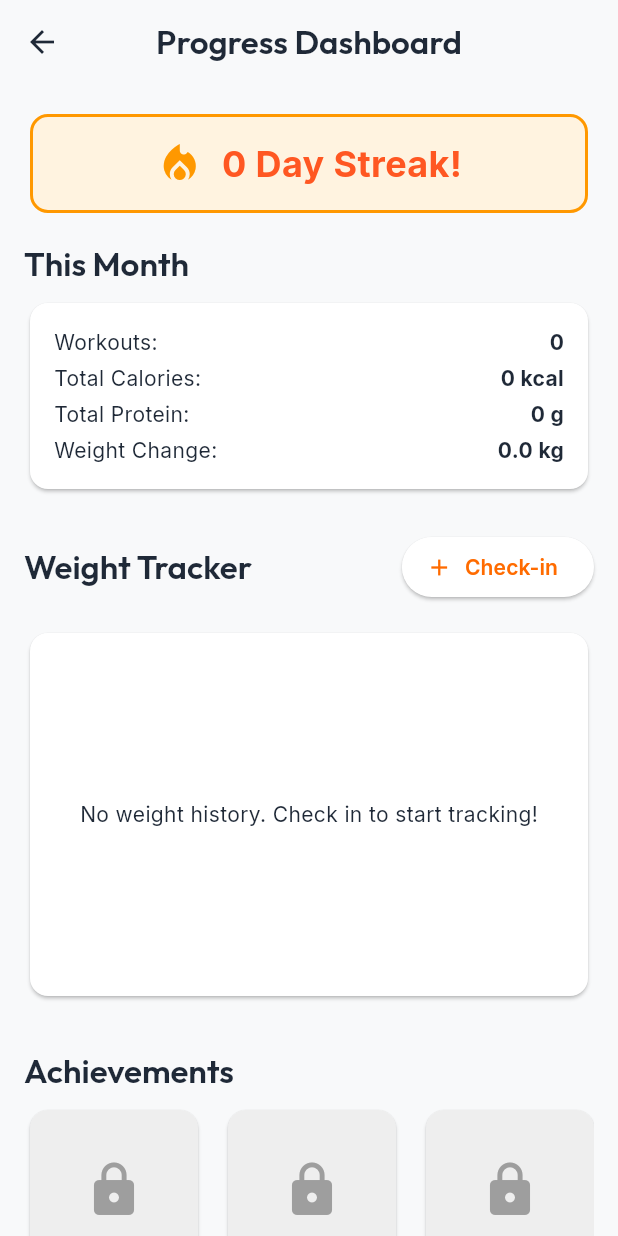
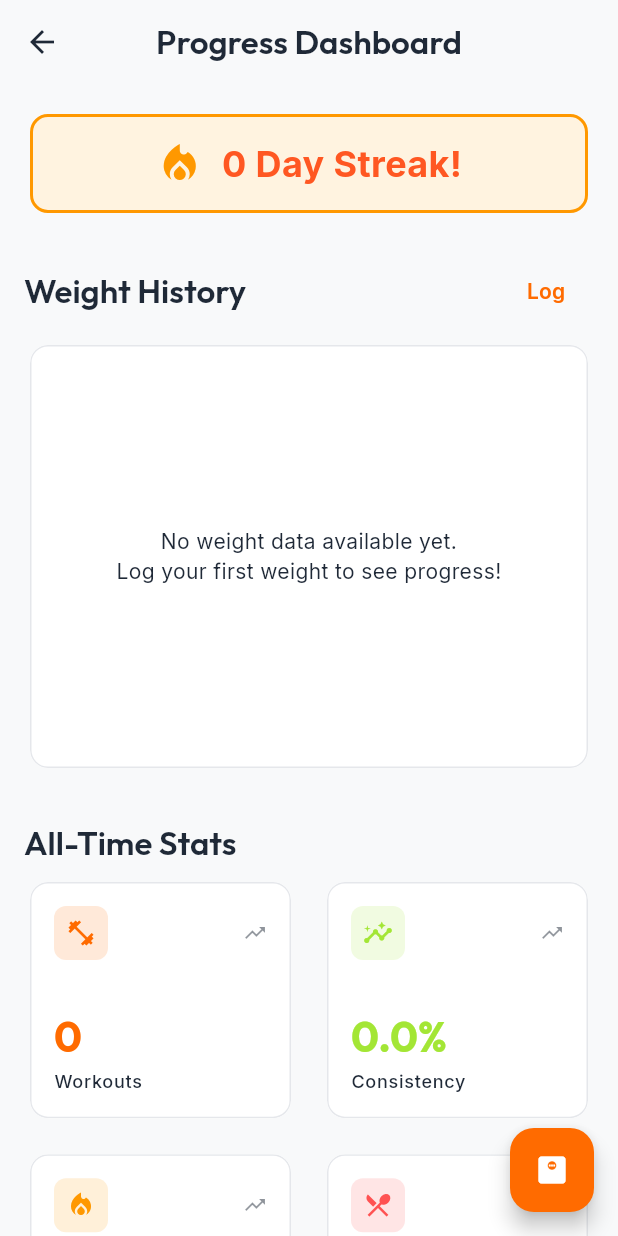
Before and after one commit to thanseer02/fitness_app, a Flutter app: the ProgressTab screen opened directly, on a phone screen of 412 x 824 dp. Run offline on Flutter 3.47's test engine with Material 3 defaults, Android fonts, the phone set to English and light mode, and no system bars; our stand-ins replace fl_chart, flutter_local_notifications, google_fonts, isar, timezone; accounts and stored records are empty; generated files the repository leaves out were written again.

Commit message:
feat: add log weight bottom sheet and redesign progress dashboard UI

```diff
--- a/lib/features/progress/view/progress_tab.dart
+++ b/lib/features/progress/view/progress_tab.dart
@@ -1,19 +1,32 @@
 import 'package:flutter/material.dart';
 import 'package:provider/provider.dart';
 import 'package:fitjourney/features/progress/viewmodel/progress_viewmodel.dart';
-import 'package:fitjourney/features/progress/view/weekly_check_in_screen.dart';
+import 'package:fitjourney/core/theme/app_colors.dart';
+import 'package:fitjourney/core/theme/app_constants.dart';
+import 'package:fitjourney/shared/widgets/app_card.dart';
+import 'package:fitjourney/shared/widgets/section_header.dart';
 
 import 'widgets/current_streak_card.dart';
-import 'widgets/monthly_summary_card.dart';
 import 'widgets/weight_tracker_chart.dart';
 import 'widgets/achievements_list.dart';
+import 'widgets/log_weight_sheet.dart';
 
 class ProgressTab extends StatelessWidget {
   const ProgressTab({super.key});
 
+  void _openLogWeightSheet(BuildContext context) {
+    showModalBottomSheet(
+      context: context,
+      isScrollControlled: true,
+      backgroundColor: Colors.transparent,
+      builder: (_) => const LogWeightSheet(),
+    );
+  }
+
   @override
   Widget build(BuildContext context) {
     final viewModel = context.watch<ProgressViewModel>();
+    final theme = Theme.of(context);
 
     return Scaffold(
       appBar: AppBar(title: const Text('Progress Dashboard')),
@@ -28,103 +41,120 @@ class ProgressTab extends StatelessWidget {
           }
 
           return SingleChildScrollView(
-            padding: const EdgeInsets.all(16),
+            padding: const EdgeInsets.all(AppSpacing.md),
             child: Column(
               crossAxisAlignment: CrossAxisAlignment.stretch,
               children: [
                 if (viewModel.streakData != null)
                   CurrentStreakCard(streakData: viewModel.streakData!),
-                const SizedBox(height: 16),
+                const SizedBox(height: AppSpacing.lg),
 
-                Text('This Month', style: Theme.of(context).textTheme.titleLarge),
-                const SizedBox(height: 8),
-                if (viewModel.monthlySummary != null)
-                  MonthlySummaryCard(summary: viewModel.monthlySummary!),
-                const SizedBox(height: 24),
-
-                Row(
-                  mainAxisAlignment: MainAxisAlignment.spaceBetween,
-                  children: [
-                    Text('Weight Tracker', style: Theme.of(context).textTheme.titleLarge),
-                    ElevatedButton.icon(
-                      onPressed: () {
-                        Navigator.of(context).push(
-                          MaterialPageRoute(builder: (_) => const WeeklyCheckInScreen()),
-                        );
-                      },
-                      icon: const Icon(Icons.add),
-                      label: const Text('Check-in'),
+                // Weight Tracker Chart
+                SectionHeader(
+                  title: 'Weight History',
+                  actionLabel: 'Log',
+                  onActionPressed: () => _openLogWeightSheet(context),
                 ),
-                  ],
-                ),
-                const SizedBox(height: 16),
-                SizedBox(
+                const SizedBox(height: AppSpacing.sm),
+                AppCard(
+                  padding: const EdgeInsets.all(AppSpacing.md),
+                  child: SizedBox(
                     height: 250,
-                  child: Card(
-                    child: Padding(
-                      padding: const EdgeInsets.all(16.0),
                     child: WeightTrackerChart(entries: viewModel.weightHistory),
                   ),
                 ),
-                ),
-                const SizedBox(height: 32),
+                const SizedBox(height: AppSpacing.xl),
 
-                Text('Achievements', style: Theme.of(context).textTheme.titleLarge),
-                const SizedBox(height: 8),
-                AchievementsList(achievements: viewModel.achievements),
-                const SizedBox(height: 32),
-
-                Text('All-Time Stats', style: Theme.of(context).textTheme.titleLarge),
-                const SizedBox(height: 16),
+                // Stat Grid
+                const SectionHeader(title: 'All-Time Stats'),
+                const SizedBox(height: AppSpacing.sm),
                 if (viewModel.stats != null)
                   GridView.count(
                     crossAxisCount: 2,
                     shrinkWrap: true,
                     physics: const NeverScrollableScrollPhysics(),
-                    crossAxisSpacing: 16,
-                    mainAxisSpacing: 16,
-                    childAspectRatio: 1.2,
+                    crossAxisSpacing: AppSpacing.md,
+                    mainAxisSpacing: AppSpacing.md,
+                    childAspectRatio: 1.1,
                     children: [
-                      _StatCard(title: 'Workouts\nCompleted', value: '${viewModel.stats!.totalWorkouts}', color: Colors.purple),
-                      _StatCard(title: '30-Day\nConsistency', value: '${viewModel.stats!.workoutConsistencyPercentage.toStringAsFixed(1)}%', color: Colors.green),
-                      _StatCard(title: 'Avg Daily\nCalories', value: viewModel.stats!.avgDailyCalories.toStringAsFixed(0), color: Colors.orange),
-                      _StatCard(title: 'Avg Daily\nProtein', value: '${viewModel.stats!.avgDailyProtein.toStringAsFixed(0)}g', color: Colors.red),
+                      _buildStatGridCard(
+                        context,
+                        'Workouts',
+                        '${viewModel.stats!.totalWorkouts}',
+                        Icons.fitness_center,
+                        AppColors.primary,
+                      ),
+                      _buildStatGridCard(
+                        context,
+                        'Consistency',
+                        '${viewModel.stats!.workoutConsistencyPercentage.toStringAsFixed(1)}%',
+                        Icons.insights,
+                        AppColors.secondary,
+                      ),
+                      _buildStatGridCard(
+                        context,
+                        'Avg Calories',
+                        viewModel.stats!.avgDailyCalories.toStringAsFixed(0),
+                        Icons.local_fire_department,
+                        Colors.orange,
+                      ),
+                      _buildStatGridCard(
+                        context,
+                        'Avg Protein',
+                        '${viewModel.stats!.avgDailyProtein.toStringAsFixed(0)}g',
+                        Icons.restaurant_menu,
+                        Colors.redAccent,
+                      ),
                     ],
                   ),
+                const SizedBox(height: AppSpacing.xl),
+
+                // Achievements
+                const SectionHeader(title: 'Achievements'),
+                const SizedBox(height: AppSpacing.sm),
+                AchievementsList(achievements: viewModel.achievements),
+                const SizedBox(height: AppSpacing.xl),
               ],
             ),
           );
         }
       ),
+      floatingActionButton: FloatingActionButton(
+        onPressed: () => _openLogWeightSheet(context),
+        backgroundColor: AppColors.primary,
+        foregroundColor: theme.colorScheme.onPrimary,
+        child: const Icon(Icons.monitor_weight),
+      ),
     );
   }
-}
 
-class _StatCard extends StatelessWidget {
-  final String title;
-  final String value;
-  final Color color;
-
-  const _StatCard({required this.title, required this.value, required this.color});
-
-  @override
-  Widget build(BuildContext context) {
-    return Card(
-      elevation: 2,
-      child: Container(
-        decoration: BoxDecoration(
-          borderRadius: BorderRadius.circular(12),
-          border: Border(bottom: BorderSide(color: color, width: 4)),
-        ),
-        padding: const EdgeInsets.all(16.0),
+  Widget _buildStatGridCard(BuildContext context, String title, String value, IconData icon, Color color) {
+    final theme = Theme.of(context);
+    return AppCard(
+      padding: const EdgeInsets.all(AppSpacing.md),
       child: Column(
         mainAxisAlignment: MainAxisAlignment.center,
+        crossAxisAlignment: CrossAxisAlignment.start,
         children: [
-            Text(value, style: TextStyle(fontSize: 28, fontWeight: FontWeight.bold, color: color)),
-            const SizedBox(height: 8),
-            Text(title, textAlign: TextAlign.center, style: const TextStyle(fontSize: 14)),
+          Row(
+            children: [
+              Container(
+                padding: const EdgeInsets.all(8),
+                decoration: BoxDecoration(
+                  color: color.withOpacity(0.15),
+                  borderRadius: AppRadius.smRadius,
+                ),
+                child: Icon(icon, color: color, size: 20),
+              ),
+              const Spacer(),
+              Icon(Icons.trending_up, color: theme.colorScheme.onSurfaceVariant.withOpacity(0.5), size: 16),
             ],
           ),
+          const Spacer(),
+          Text(value, style: theme.textTheme.headlineMedium?.copyWith(fontWeight: FontWeight.bold, color: color)),
+          const SizedBox(height: AppSpacing.xs),
+          Text(title, style: theme.textTheme.labelMedium?.copyWith(color: theme.colorScheme.onSurfaceVariant)),
+        ],
       ),
     );
   }
--- a/lib/features/progress/view/widgets/weight_tracker_chart.dart
+++ b/lib/features/progress/view/widgets/weight_tracker_chart.dart
@@ -1,6 +1,9 @@
 import 'package:flutter/material.dart';
 import 'package:fl_chart/fl_chart.dart';
 import 'package:fitjourney/models/weight_entry.dart';
+import 'package:fitjourney/core/theme/app_colors.dart';
+import 'package:fitjourney/core/theme/app_constants.dart';
+import 'package:intl/intl.dart';
 
 class WeightTrackerChart extends StatelessWidget {
   final List<WeightEntry> entries;
@@ -9,51 +12,130 @@ class WeightTrackerChart extends StatelessWidget {
 
   @override
   Widget build(BuildContext context) {
+    final theme = Theme.of(context);
     if (entries.isEmpty) {
-      return const Center(child: Text('No weight history. Check in to start tracking!'));
+      return Center(
+        child: Text(
+          'No weight data available yet.\nLog your first weight to see progress!',
+          textAlign: TextAlign.center,
+          style: theme.textTheme.bodyMedium?.copyWith(color: theme.colorScheme.onSurfaceVariant),
+        ),
+      );
     }
 
-    final spots = entries.asMap().entries.map((e) {
-      return FlSpot(e.key.toDouble(), e.value.weight);
+    final sortedEntries = List<WeightEntry>.from(entries)..sort((a, b) => a.date.compareTo(b.date));
+
+    // Convert dates to x values (e.g. days since first entry)
+    final firstDate = sortedEntries.first.date;
+    final spots = sortedEntries.map((e) {
+      final days = e.date.difference(firstDate).inDays.toDouble();
+      return FlSpot(days, e.weight);
     }).toList();
 
-    double minW = entries.map((e) => e.weight).reduce((a, b) => a < b ? a : b) - 5;
-    double maxW = entries.map((e) => e.weight).reduce((a, b) => a > b ? a : b) + 5;
+    final minX = spots.first.x;
+    final maxX = spots.last.x;
+    final minY = spots.map((e) => e.y).reduce((a, b) => a < b ? a : b) - 2;
+    final maxY = spots.map((e) => e.y).reduce((a, b) => a > b ? a : b) + 2;
 
-    return LineChart(
-      LineChartData(
-        minY: minW > 0 ? minW : 0,
-        maxY: maxW,
-        lineBarsData: [
-          LineChartBarData(
-            spots: spots,
-            isCurved: true,
-            color: Colors.blue,
-            barWidth: 3,
-            dotData: const FlDotData(show: true),
-          ),
-        ],
-        titlesData: FlTitlesData(
-          bottomTitles: AxisTitles(
-            sideTitles: SideTitles(
-              showTitles: true,
-              getTitlesWidget: (value, meta) {
-                if (value.toInt() >= 0 && value.toInt() < entries.length) {
-                  final date = entries[value.toInt()].date;
-                  return Padding(
-                    padding: const EdgeInsets.only(top: 8.0),
-                    child: Text('${date.day}/${date.month}', style: const TextStyle(fontSize: 10)),
+    return Padding(
+      padding: const EdgeInsets.only(right: AppSpacing.md, top: AppSpacing.sm, bottom: AppSpacing.sm),
+      child: LineChart(
+        LineChartData(
+          minX: minX,
+          maxX: maxX == minX ? maxX + 1 : maxX, // Avoid division by zero if only 1 entry
+          minY: minY,
+          maxY: maxY,
+          lineTouchData: LineTouchData(
+            touchTooltipData: LineTouchTooltipData(
+              getTooltipColor: (touchedSpot) => theme.colorScheme.surface,
+              getTooltipItems: (touchedSpots) {
+                return touchedSpots.map((spot) {
+                  final entry = sortedEntries[spot.spotIndex];
+                  final dateStr = DateFormat('MMM d').format(entry.date);
+                  return LineTooltipItem(
+                    '${spot.y} kg\n$dateStr',
+                    theme.textTheme.labelMedium!.copyWith(fontWeight: FontWeight.bold),
                   );
-                }
-                return const SizedBox();
+                }).toList();
               },
             ),
           ),
-          topTitles: const AxisTitles(sideTitles: SideTitles(showTitles: false)),
-          rightTitles: const AxisTitles(sideTitles: SideTitles(showTitles: false)),
+          gridData: FlGridData(
+            show: true,
+            drawVerticalLine: false,
+            horizontalInterval: 5,
+            getDrawingHorizontalLine: (value) => FlLine(
+              color: theme.colorScheme.surfaceVariant,
+              strokeWidth: 1,
+              dashArray: [5, 5],
+            ),
+          ),
+          titlesData: FlTitlesData(
+            show: true,
+            topTitles: const AxisTitles(sideTitles: SideTitles(showTitles: false)),
+            rightTitles: const AxisTitles(sideTitles: SideTitles(showTitles: false)),
+            leftTitles: AxisTitles(
+              sideTitles: SideTitles(
+                showTitles: true,
+                reservedSize: 40,
+                interval: 5,
+                getTitlesWidget: (value, meta) => Text(
+                  value.toInt().toString(),
+                  style: theme.textTheme.labelSmall?.copyWith(color: theme.colorScheme.onSurfaceVariant),
+                ),
+              ),
+            ),
+            bottomTitles: AxisTitles(
+              sideTitles: SideTitles(
+                showTitles: true,
+                reservedSize: 22,
+                getTitlesWidget: (value, meta) {
+                  if (value == minX || value == maxX) {
+                    final date = firstDate.add(Duration(days: value.toInt()));
+                    return Padding(
+                      padding: const EdgeInsets.only(top: 8.0),
+                      child: Text(
+                        DateFormat('MMM d').format(date),
+                        style: theme.textTheme.labelSmall?.copyWith(color: theme.colorScheme.onSurfaceVariant),
+                      ),
+                    );
+                  }
+                  return const SizedBox.shrink();
+                },
+              ),
+            ),
+          ),
+          borderData: FlBorderData(show: false),
+          lineBarsData: [
+            LineChartBarData(
+              spots: spots,
+              isCurved: true,
+              color: AppColors.secondary,
+              barWidth: 3,
+              isStrokeCapRound: true,
+              dotData: FlDotData(
+                show: true,
+                getDotPainter: (spot, percent, barData, index) => FlDotCirclePainter(
+                  radius: 4,
+                  color: AppColors.secondary,
+                  strokeWidth: 2,
+                  strokeColor: theme.colorScheme.surface,
+                ),
+              ),
+              belowBarData: BarAreaData(
+                show: true,
+                gradient: LinearGradient(
+                  colors: [
+                    AppColors.secondary.withOpacity(0.3),
+                    AppColors.secondary.withOpacity(0.0),
+                  ],
+                  begin: Alignment.topCenter,
+                  end: Alignment.bottomCenter,
+                ),
+              ),
+            ),
+          ],
         ),
-        gridData: const FlGridData(show: false),
-        borderData: FlBorderData(show: false),
       ),
     );
   }
--- a/pubspec.yaml
+++ b/pubspec.yaml
@@ -18,6 +18,7 @@ dependencies:
   flutter_local_notifications: ^22.3.0
   timezone: ^0.11.1
   google_fonts: ^8.2.1
+  intl: ^0.20.3
 
 dev_dependencies:
   flutter_lints: ^6.0.0
```
Also changed, not shown: lib/features/progress/view/widgets/log_weight_sheet.dart (added, +112 -0 lines), pubspec.lock. Lines whose indentation alone changed are shown as unchanged.
